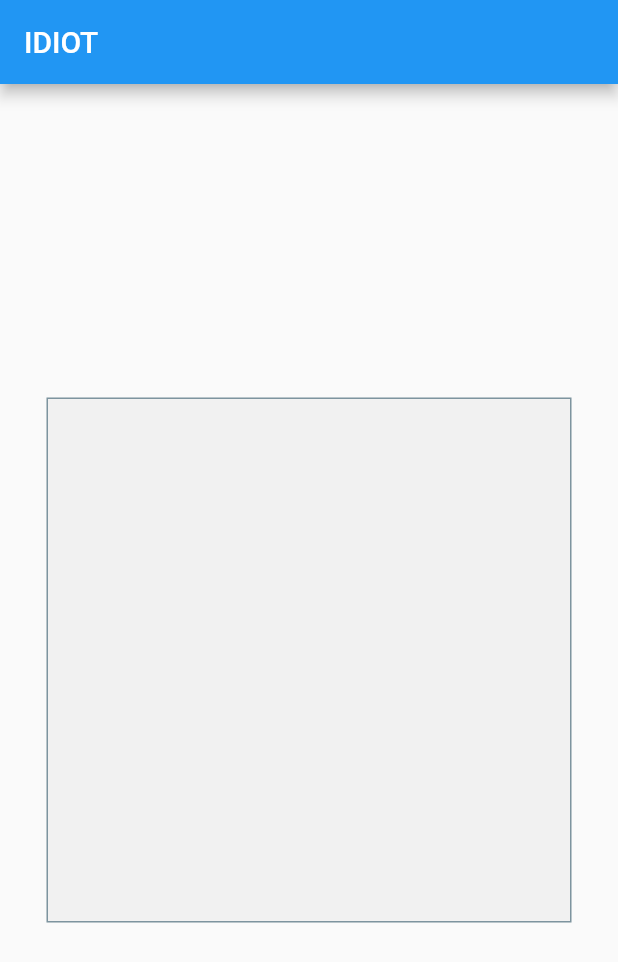
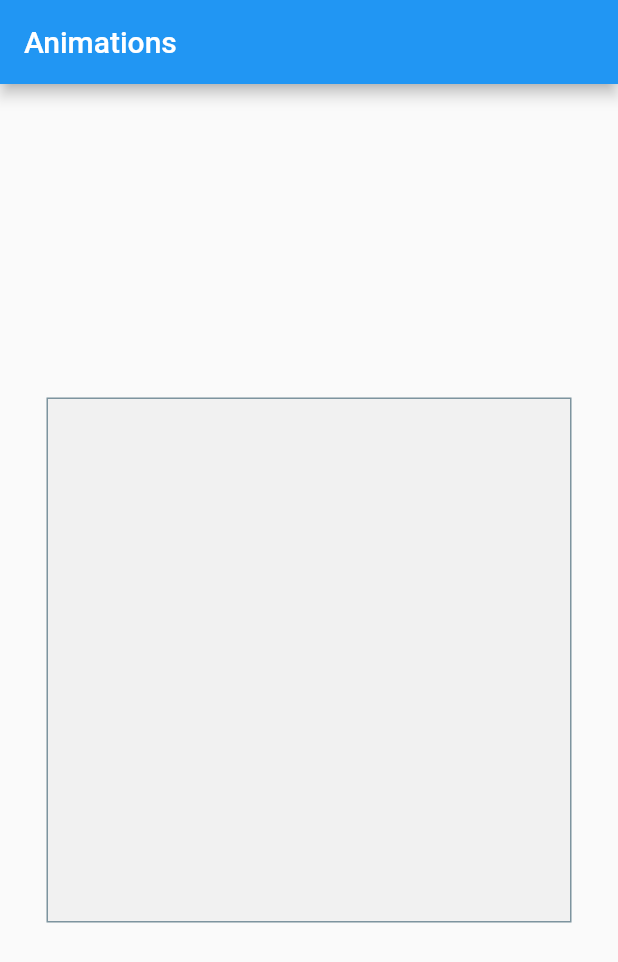
Before and after one commit to nahuelcabrera/flutter_animations, a Flutter app: the screen it shows after launch, on a phone screen of 412 x 824 dp. Shown: the top 962 px of the screen. Run offline on Flutter 3.47's test engine with Material 2 defaults, Android fonts, the phone set to English and light mode, and no system bars.

```diff
--- a/lib/main.dart
+++ b/lib/main.dart
@@ -1,5 +1,6 @@
 import 'package:flutter/material.dart';
 import 'dart:async';
+import 'package:flutter/scheduler.dart';
 
 void main()=> runApp(MyApp());
 
@@ -29,6 +30,7 @@ class _MyAppState extends State<MyApp> with TickerProviderStateMixin
     try
     {
       await animationController.forward().orCancel;
+      await animationController.reverse().orCancel;
     } on TickerCanceled
     {
       print('Animation failed');
@@ -37,10 +39,13 @@ class _MyAppState extends State<MyApp> with TickerProviderStateMixin
 
   @override
   Widget build(BuildContext context) {
+
+    timeDilation = 7.0;
+
     return MaterialApp(
       home: Scaffold(
         appBar: AppBar(
-          title: Text('IDIOT'),
+          title: Text('Animations'),
         ),
         body: GestureDetector(
           onTap: ()
@@ -55,9 +60,7 @@ class _MyAppState extends State<MyApp> with TickerProviderStateMixin
                 color: Colors.grey.withOpacity(0.1),
                 border: Border.all(color: Colors.blueGrey.withOpacity(0.8))
               ),
-              child: Container(
-
-              ),
+              child: AnimatedBox(controller: animationController,),
             ),
           ),
         ),
@@ -118,6 +121,32 @@ class AnimatedBox extends StatelessWidget {
 
   @override
   Widget build(BuildContext context) {
-    return Container();
+    return AnimatedBuilder(
+        animation: controller,
+        builder: (BuildContext context, Widget child)
+        {
+          return Container(
+            padding: movement.value,
+            transform: Matrix4.identity()..rotateZ(rotate.value),
+            alignment: Alignment.center,
+            child: Opacity(
+              opacity: opacity.value,
+              child: Container(
+                width: width.value,
+                height: height.value,
+                decoration: BoxDecoration(
+                  color: color.value,
+                  border: Border.all(
+                    color: Colors.cyan,
+                    width: 2.0,
+                  ),
+                  borderRadius: radius.value
+                ),
+              ),
+            ),
+
+          );
+        }
+    );
   }
 }
```
